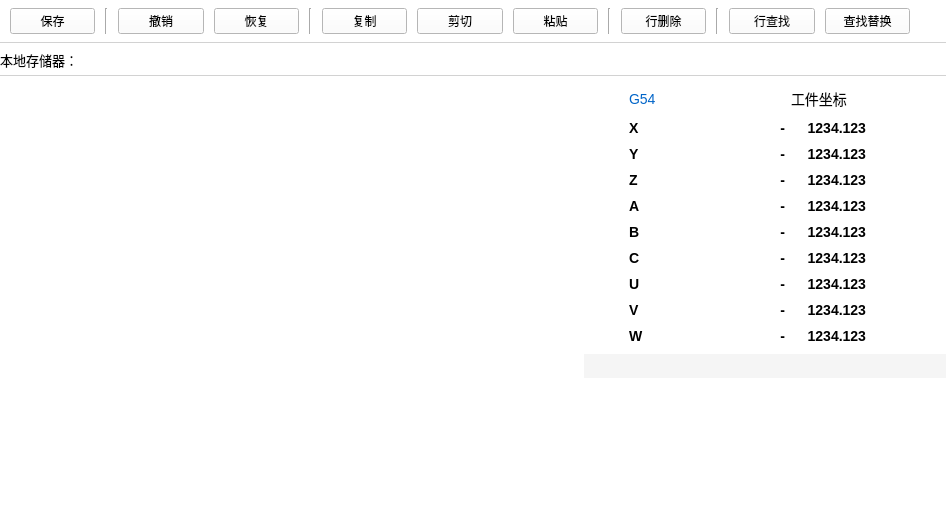
Above: client/programeditwidget.ui from DandiacalMonkey/ltp before the change. Below: the same form after it.
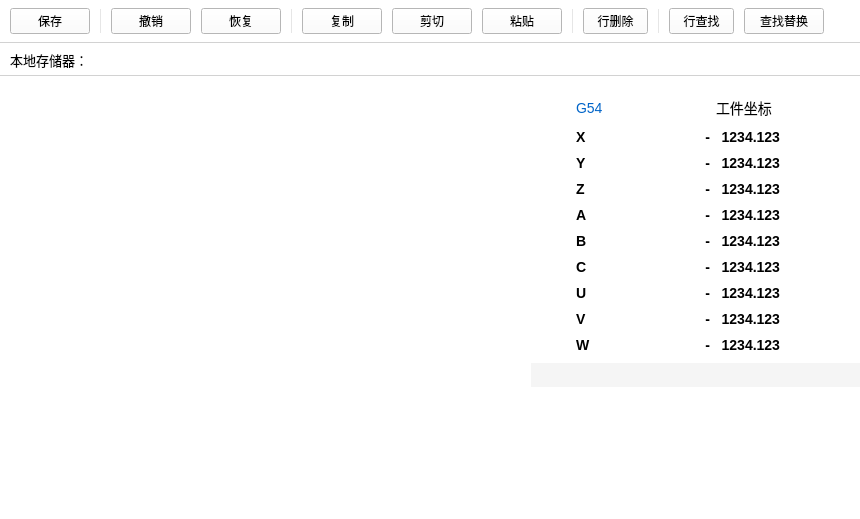
That is the form after the change. Custom widgets are drawn as their Qt base class.

```diff
--- a/client/programeditwidget.ui
+++ b/client/programeditwidget.ui
@@ -6,7 +6,7 @@
    <rect>
     <x>0</x>
     <y>0</y>
-    <width>946</width>
+    <width>838</width>
     <height>519</height>
    </rect>
   </property>
@@ -62,8 +62,20 @@
       </item>
       <item>
        <widget class="Line" name="line_3">
+        <property name="minimumSize">
+         <size>
+          <width>1</width>
+          <height>24</height>
+         </size>
+        </property>
+        <property name="maximumSize">
+         <size>
+          <width>1</width>
+          <height>24</height>
+         </size>
+        </property>
         <property name="styleSheet">
-         <string notr="true">border-left: 1px solid #D2D2D2;</string>
+         <string notr="true">QFrame{border:none;background:#E6E6E6;}</string>
         </property>
         <property name="orientation">
          <enum>Qt::Vertical</enum>
@@ -86,8 +98,20 @@
       </item>
       <item>
        <widget class="Line" name="line_4">
+        <property name="minimumSize">
+         <size>
+          <width>1</width>
+          <height>24</height>
+         </size>
+        </property>
+        <property name="maximumSize">
+         <size>
+          <width>1</width>
+          <height>24</height>
+         </size>
+        </property>
         <property name="styleSheet">
-         <string notr="true">border-left: 1px solid #D2D2D2;</string>
+         <string notr="true">QFrame{border:none;background:#E6E6E6;}</string>
         </property>
         <property name="orientation">
          <enum>Qt::Vertical</enum>
@@ -117,8 +141,20 @@
       </item>
       <item>
        <widget class="Line" name="line_5">
+        <property name="minimumSize">
+         <size>
+          <width>1</width>
+          <height>24</height>
+         </size>
+        </property>
+        <property name="maximumSize">
+         <size>
+          <width>1</width>
+          <height>24</height>
+         </size>
+        </property>
         <property name="styleSheet">
-         <string notr="true">border-left: 1px solid #D2D2D2;</string>
+         <string notr="true">QFrame{border:none;background:#E6E6E6;}</string>
         </property>
         <property name="orientation">
          <enum>Qt::Vertical</enum>
@@ -140,8 +176,20 @@
       </item>
       <item>
        <widget class="Line" name="line_6">
+        <property name="minimumSize">
+         <size>
+          <width>1</width>
+          <height>24</height>
+         </size>
+        </property>
+        <property name="maximumSize">
+         <size>
+          <width>1</width>
+          <height>24</height>
+         </size>
+        </property>
         <property name="styleSheet">
-         <string notr="true">border-left: 1px solid #D2D2D2;</string>
+         <string notr="true">QFrame{border:none;background:#E6E6E6;}</string>
         </property>
         <property name="orientation">
          <enum>Qt::Vertical</enum>
@@ -188,13 +236,34 @@
     </widget>
    </item>
    <item>
-    <widget class="QLabel" name="programTitleLabel_">
-     <property name="styleSheet">
-      <string notr="true">font:13px SIMHEI;</string>
-     </property>
-     <property name="text">
-      <string>本地存储器：</string>
-     </property>
+    <widget class="QWidget" name="addressLabelWidgt_" native="true">
+     <layout class="QHBoxLayout" name="horizontalLayout">
+      <property name="spacing">
+       <number>0</number>
+      </property>
+      <property name="leftMargin">
+       <number>10</number>
+      </property>
+      <property name="topMargin">
+       <number>0</number>
+      </property>
+      <property name="rightMargin">
+       <number>0</number>
+      </property>
+      <property name="bottomMargin">
+       <number>0</number>
+      </property>
+      <item>
+       <widget class="QLabel" name="programTitleLabel_">
+        <property name="styleSheet">
+         <string notr="true">font:13px SIMHEI;</string>
+        </property>
+        <property name="text">
+         <string>本地存储器：</string>
+        </property>
+       </widget>
+      </item>
+     </layout>
     </widget>
    </item>
    <item>
@@ -237,7 +306,10 @@
         <property name="spacing">
          <number>0</number>
         </property>
-        <property name="margin">
+        <property name="leftMargin">
+         <number>0</number>
+        </property>
+        <property name="rightMargin">
          <number>0</number>
         </property>
         <item>
```
